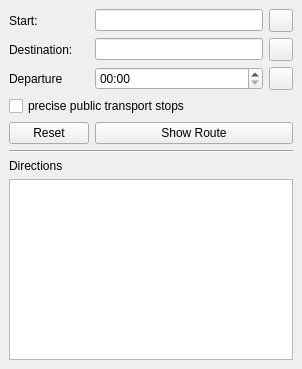
The window that plaza_route_dockwidget_base.ui (PlazaRoute/qgis-plugin) describes before a commit, drawn with Qt 5.
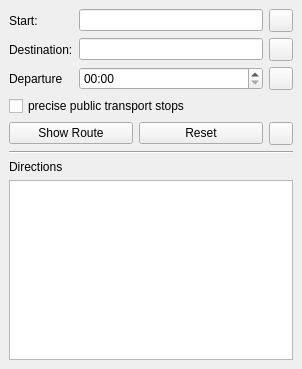
The same window after the commit. Icons and pictures are not drawn.

The edit to the form file:
```diff
--- a/plaza_route_dockwidget_base.ui
+++ b/plaza_route_dockwidget_base.ui
@@ -84,24 +84,16 @@
         </property>
        </widget>
       </item>
-      <item row="4" column="0">
-       <widget class="QPushButton" name="reset_btn">
-        <property name="text">
-         <string>Reset</string>
-        </property>
-       </widget>
-      </item>
-      <item row="4" column="1">
-       <widget class="QPushButton" name="show_route_btn">
-        <property name="text">
-         <string>Show Route</string>
-        </property>
-       </widget>
-      </item>
       <item row="2" column="1">
        <layout class="QHBoxLayout" name="departure_value_layout">
         <item>
          <widget class="QTimeEdit" name="departure_value">
+          <property name="sizePolicy">
+           <sizepolicy hsizetype="Expanding" vsizetype="Fixed">
+            <horstretch>0</horstretch>
+            <verstretch>0</verstretch>
+           </sizepolicy>
+          </property>
           <property name="displayFormat">
            <string notr="true">HH:mm</string>
           </property>
@@ -122,21 +114,21 @@
       </item>
      </layout>
     </item>
-    <item row="1" column="0">
+    <item row="5" column="0">
      <widget class="Line" name="line">
       <property name="orientation">
        <enum>Qt::Horizontal</enum>
       </property>
      </widget>
     </item>
-    <item row="2" column="0">
+    <item row="6" column="0">
      <widget class="QLabel" name="direction_label">
       <property name="text">
        <string>Directions</string>
       </property>
      </widget>
     </item>
-    <item row="3" column="0">
+    <item row="7" column="0">
      <widget class="QTextEdit" name="direction_value">
       <property name="enabled">
        <bool>true</bool>
@@ -146,6 +138,47 @@
       </property>
      </widget>
     </item>
+    <item row="3" column="0" rowspan="2">
+     <layout class="QHBoxLayout" name="commandLayout">
+      <item>
+       <widget class="QPushButton" name="show_route_btn">
+        <property name="sizePolicy">
+         <sizepolicy hsizetype="Expanding" vsizetype="Fixed">
+          <horstretch>0</horstretch>
+          <verstretch>0</verstretch>
+         </sizepolicy>
+        </property>
+        <property name="text">
+         <string>Show Route</string>
+        </property>
+       </widget>
+      </item>
+      <item>
+       <widget class="QPushButton" name="reset_btn">
+        <property name="sizePolicy">
+         <sizepolicy hsizetype="Expanding" vsizetype="Fixed">
+          <horstretch>0</horstretch>
+          <verstretch>0</verstretch>
+         </sizepolicy>
+        </property>
+        <property name="text">
+         <string>Reset</string>
+        </property>
+       </widget>
+      </item>
+      <item>
+       <widget class="QToolButton" name="config_btn">
+        <property name="text">
+         <string/>
+        </property>
+        <property name="icon">
+         <iconset>
+          <normaloff>:/plugins/PlazaRoute/icons/settings.png</normaloff>:/plugins/PlazaRoute/icons/settings.png</iconset>
+        </property>
+       </widget>
+      </item>
+     </layout>
+    </item>
    </layout>
   </widget>
  </widget>
```
Left out of the diff: 4 changed lines with no effect on the pictures.
